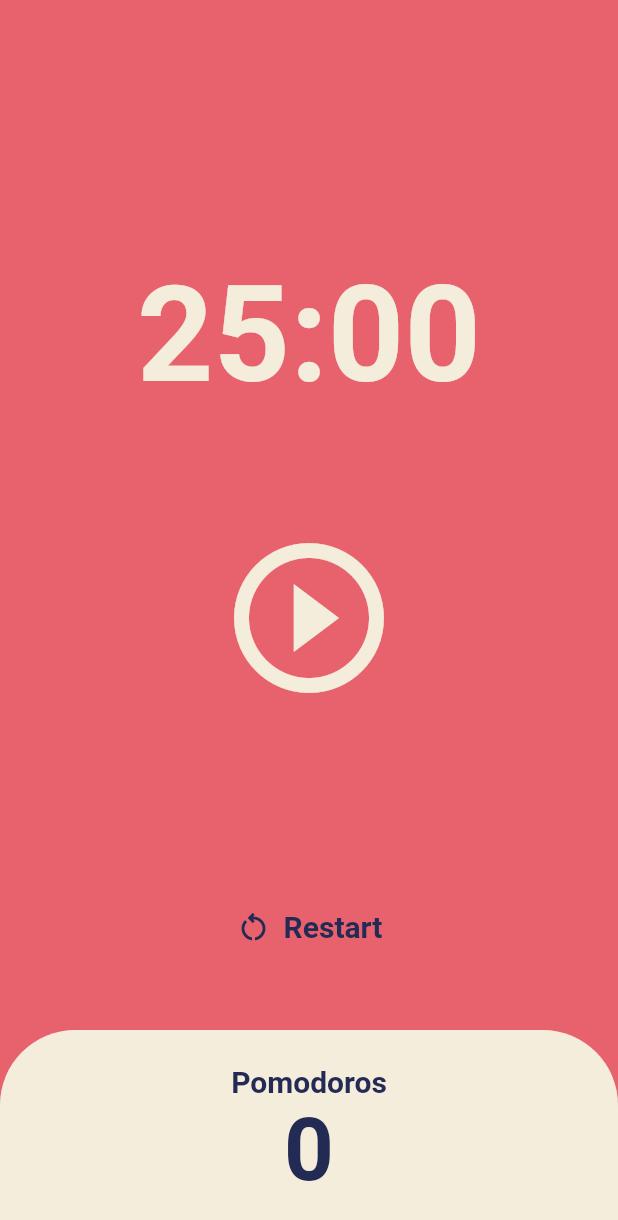
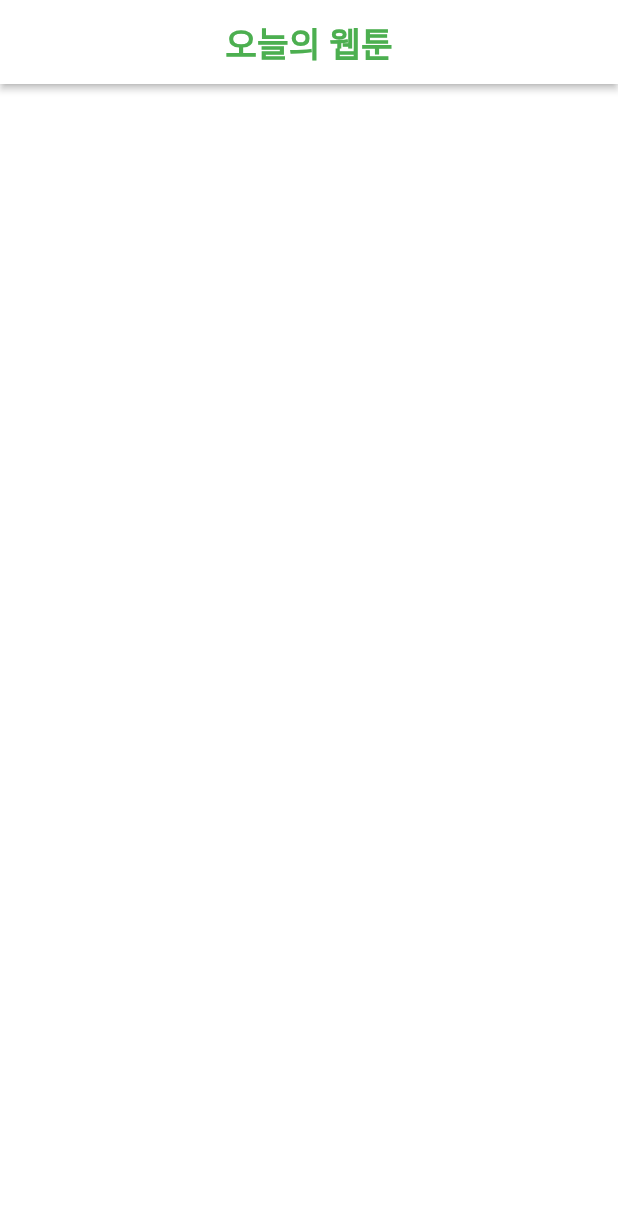
Before and after one commit to eastZoo/toonflix, a Flutter app: the screen it shows after launch, on a phone screen of 412 x 824 dp. Shown: the top 1220 px of the screen. Run offline on Flutter 3.47's test engine with Material 2 defaults, Android fonts, the phone set to English and light mode, and no system bars.

Commit message:
UPDATE : 웹툰앱 appbar추가

```diff
--- a/lib/main.dart
+++ b/lib/main.dart
@@ -5,29 +5,13 @@ void main() {
   runApp(const App());
 }
 
-class App extends StatefulWidget {
+class App extends StatelessWidget {
   const App({super.key});
 
   @override
-  State<App> createState() => _AppState();
-}
-
-class _AppState extends State<App> {
-  @override
   Widget build(BuildContext context) {
-    return MaterialApp(
-      theme: ThemeData(
-        colorScheme: ColorScheme.fromSwatch(
-          backgroundColor: const Color(0xFFE7626C),
-        ),
-        textTheme: const TextTheme(
-          displayLarge: TextStyle(
-            color: Color(0xFF232B55),
-          ),
-        ),
-        cardColor: const Color(0xFFF4EDDB),
-      ),
-      home: const HomeScreen(),
+    return const MaterialApp(
+      home: HomeScreen(),
     );
   }
 }
--- a/lib/screens/home_screen.dart
+++ b/lib/screens/home_screen.dart
@@ -1,172 +1,24 @@
-import 'dart:async';
-
 import 'package:flutter/material.dart';
 
-class HomeScreen extends StatefulWidget {
+class HomeScreen extends StatelessWidget {
   const HomeScreen({super.key});
-
-  @override
-  State<HomeScreen> createState() => _HomeScreenState();
-}
-
-class _HomeScreenState extends State<HomeScreen> {
-  static const twentyFiveMinutes = 1500;
-  bool isRunning = false;
-  int totalPomodoros = 0;
-  int totalSeconds = twentyFiveMinutes;
-  // late = 이 property를 당장 초기화 하지 않아도 된다
-  // 하지만 사용하기 전에 반드시 초기화 한다고 약속!!!
-  late Timer timer;
-
-//onStartPressed안의 timer에 의해 1초마다 실행되는 함수
-  void onTick(Timer timer) {
-    if (totalSeconds == 0) {
-      setState(() {
-        totalPomodoros = totalPomodoros + 1;
-        isRunning = false;
-        totalSeconds = twentyFiveMinutes;
-      });
-      timer.cancel();
-    } else {
-      setState(() {
-        totalSeconds = totalSeconds - 1;
-      });
-    }
-  }
-
-  // Timer 함수에 Duration 함수를 통해 반복할 함수를 설정 할 수 있다.
-  void onStartPressed() {
-    // onTick() <- 괄호를 쓰지 않는다는 걸 조심 ()는 함수를 지금 실행하는걸 의미한다.
-    timer = Timer.periodic(
-      const Duration(seconds: 1),
-      onTick,
-    );
-    setState(() {
-      isRunning = true;
-    });
-  }
-
-  void onPausePressed() {
-    timer.cancel();
-    setState(() {
-      isRunning = false;
-    });
-  }
-
-  void onRestart() {
-    timer.cancel();
-    setState(() {
-      isRunning = false;
-      totalSeconds = twentyFiveMinutes;
-    });
-  }
-
-  String format(int seconds) {
-    var duration = Duration(seconds: seconds);
-    return duration.toString().split(".").first.substring(2, 7);
-  }
 
   @override
   Widget build(BuildContext context) {
     return Scaffold(
-      backgroundColor: Theme.of(context).colorScheme.background,
-      body: Column(
-        children: [
-          //Flexible 높이 200, 깊이 300이아니라 UI를 비율에 기반해서 더 유연하게 만들 수 있게 해준다.
-          Flexible(
-            flex: 2,
-            child: Container(
-              alignment: Alignment.bottomCenter,
-              child: Text(
-                format(totalSeconds),
-                style: TextStyle(
-                  color: Theme.of(context).cardColor,
-                  fontSize: 89,
-                  fontWeight: FontWeight.w600,
-                ),
-              ),
-            ),
+      backgroundColor: Colors.white,
+      appBar: AppBar(
+        centerTitle: true,
+        elevation: 2,
+        backgroundColor: Colors.white,
+        foregroundColor: Colors.green,
+        title: const Text(
+          "오늘의 웹툰",
+          style: TextStyle(
+            fontSize: 23,
+            fontWeight: FontWeight.bold,
           ),
-          Flexible(
-            flex: 2,
-            child: Center(
-              child: IconButton(
-                iconSize: 120,
-                color: Theme.of(context).cardColor,
-                onPressed: isRunning ? onPausePressed : onStartPressed,
-                icon: Icon(isRunning
-                    ? Icons.pause_circle_outline
-                    : Icons.play_circle_outline),
-              ),
-            ),
-          ),
-          Flexible(
-            flex: 1,
-            child: Center(
-              child: Row(
-                mainAxisAlignment: MainAxisAlignment.center,
-                children: [
-                  TextButton.icon(
-                    onPressed: onRestart,
-                    icon: Icon(
-                      Icons.restart_alt_outlined,
-                      color: Theme.of(context).textTheme.displayLarge!.color,
-                    ),
-                    label: Text(
-                      "Restart",
-                      style: TextStyle(
-                        fontSize: 20,
-                        fontWeight: FontWeight.w600,
-                        color: Theme.of(context).textTheme.displayLarge!.color,
-                      ),
-                    ),
-                  )
-                ],
-              ),
-            ),
-          ),
-          Flexible(
-            flex: 1,
-            child: Row(
-              children: [
-                Expanded(
-                  child: Container(
-                    decoration: BoxDecoration(
-                      color: Theme.of(context).cardColor,
-                      borderRadius: const BorderRadius.only(
-                        topLeft: Radius.circular(50),
-                        topRight: Radius.circular(50),
-                      ),
-                    ),
-                    child: Column(
-                      mainAxisAlignment: MainAxisAlignment.center,
-                      children: [
-                        Text(
-                          'Pomodoros',
-                          style: TextStyle(
-                            fontSize: 20,
-                            fontWeight: FontWeight.w600,
-                            color:
-                                Theme.of(context).textTheme.displayLarge!.color,
-                          ),
-                        ),
-                        Text(
-                          '$totalPomodoros',
-                          style: TextStyle(
-                            fontSize: 58,
-                            fontWeight: FontWeight.w600,
-                            color:
-                                Theme.of(context).textTheme.displayLarge!.color,
-                          ),
-                        ),
-                      ],
-                    ),
-                  ),
-                ),
-              ],
-            ),
-          ),
-        ],
+        ),
       ),
     );
   }
```
Also changed, not shown: lib/widgets/button.dart (deleted, +0 -37 lines), lib/widgets/currency_card.dart (deleted, +0 -95 lines).
